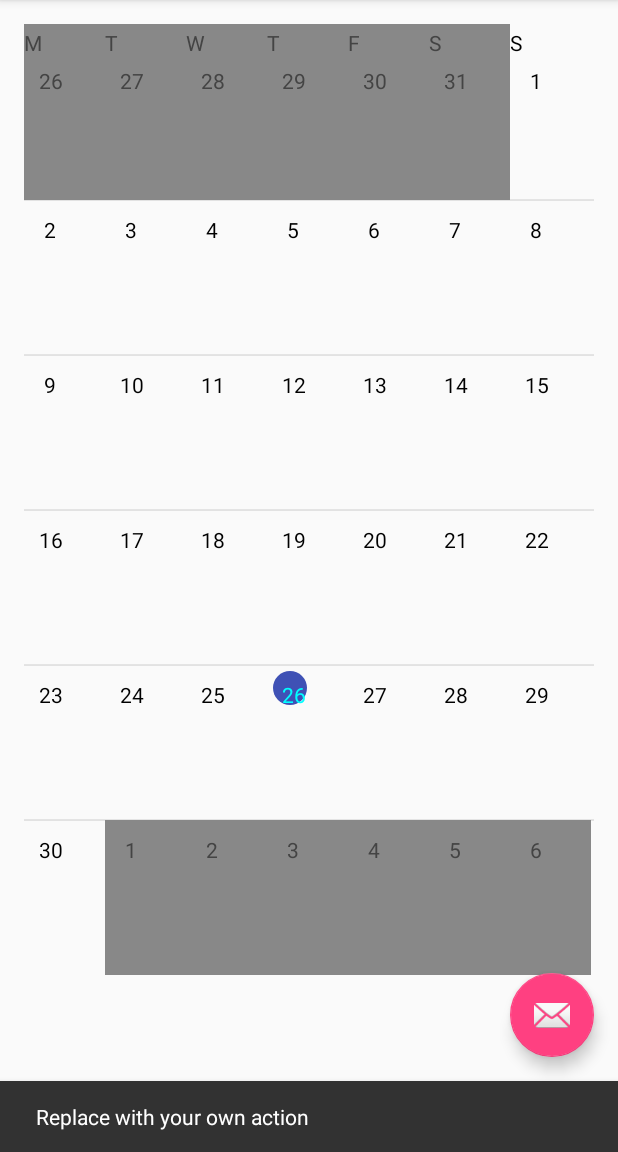
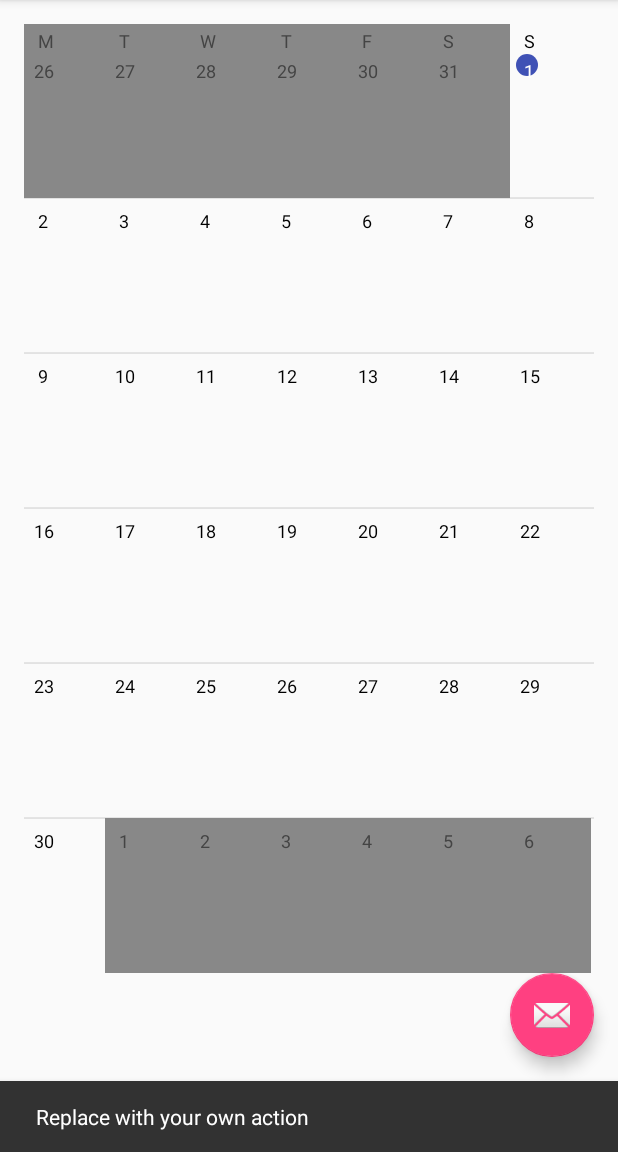
Before and after one commit to sickmartian/CalendarView, an Android app: the screen it shows after launch (MainActivity), after a tap on an icon or button, on a phone screen of 412 x 824 dp, the part 84-1236 px from its top. Run offline under Robolectric (Android 15) with nearby library versions, the phone set to English and light mode, and no system bars.

Commit message:
More alignment fixes

```diff
--- a/app/src/main/java/com/sickmartian/calendarview/CalendarView.java
+++ b/app/src/main/java/com/sickmartian/calendarview/CalendarView.java
@@ -74,7 +74,7 @@ public class CalendarView extends ViewGroup {
                     getResources().getDimension(R.dimen.calendar_view_default_text_size));
 
             mCurrentDayTextColor = new Paint(Paint.ANTI_ALIAS_FLAG);
-            mCurrentDayTextColor.setColor(a.getColor(R.styleable.CalendarView_currentDayTextColor, Color.CYAN));
+            mCurrentDayTextColor.setColor(a.getColor(R.styleable.CalendarView_currentDayTextColor, Color.WHITE));
             mCurrentDayTextColor.setTextSize(mTextSize);
 
             mActiveTextColor = new Paint(Paint.ANTI_ALIAS_FLAG);
@@ -113,7 +113,7 @@ public class CalendarView extends ViewGroup {
 
         setDate(11, 2015);
         Calendar selectedDate = Calendar.getInstance();
-        selectedDate.set(Calendar.DATE, 26);
+        selectedDate.set(Calendar.DATE, 1);
         setSelectedDate(selectedDate);
         setupWeekDays();
 
@@ -242,44 +242,53 @@ public class CalendarView extends ViewGroup {
                 int day =  i - mFirstCellOfMonth + 1;
                 if (mSelectedDay == day && mSelectedDayDrawable != null) {
 
+                    float topOffset = 0;
+
+                    if (i < 7) topOffset += mTextSize + mBetweenSiblingsPadding;
+
                     mSelectedDayDrawable.setBounds((int)(mDayCells[i].left + mDecorationLeftExtra),
-                            (int)(mDayCells[i].top + mDecorationTopExtra),
+                            (int)(mDayCells[i].top + mDecorationTopExtra + topOffset),
                             (int)(mDayCells[i].left + mDecorationRightExtra),
-                            (int)(mDayCells[i].top + mDecorationBottomExtra));
+                            (int)(mDayCells[i].top + mDecorationBottomExtra + topOffset));
                     mSelectedDayDrawable.draw(canvas);
 
-                    drawDayTextsInCell(canvas, i, mCurrentDayTextColor);
+                    drawDayTextsInCell(canvas, i, mCurrentDayTextColor, mActiveTextColor);
                 } else {
-                    drawDayTextsInCell(canvas, i, mActiveTextColor);
+                    drawDayTextsInCell(canvas, i, mActiveTextColor, mActiveTextColor);
                 }
 
                 // Cell not in month
             } else {
                 canvas.drawRect(mDayCells[i], mInactiveBackgroundColor);
-                drawDayTextsInCell(canvas, i, mInactiveTextColor);
+                drawDayTextsInCell(canvas, i, mInactiveTextColor, mInactiveTextColor);
             }
         }
     }
 
     private void drawDayTextsInCell(Canvas canvas,
                                     int cellNumber,
-                                    Paint mCurrentDayTextColor) {
+                                    Paint mCurrentDayTextColor,
+                                    Paint mCurrentWeekDayTextColor) {
         float topOffset = mTextSize + mBetweenSiblingsPadding;
+        float decorationExtra = mDecorationLeftExtra + mDecorationSize / 2;
+        float singleLetterExtra = mSingleLetterWidth / 3;
+
         if (cellNumber < 7) {
             canvas.drawText(mWeekDays[cellNumber],
-                    mDayCells[cellNumber].left,
+                    mDayCells[cellNumber].left  + decorationExtra + singleLetterExtra,
                     mDayCells[cellNumber].top + topOffset,
-                    mCurrentDayTextColor);
-            topOffset += mTextSize + mBetweenSiblingsPadding;
+                    mCurrentWeekDayTextColor);
+            topOffset *= 2;
         }
-        float leftExtra = mSingleLetterWidth / 3;
+
+        float leftLetterExtra = singleLetterExtra;
         if (mDayNumbers[cellNumber].length() == 2) {
-            leftExtra /= 4;
+            leftLetterExtra /= 4;
         }
-        float topExtra = - mSingleLetterHeight / 4;
+        float topLetterExtra = - mSingleLetterHeight / 4;
         canvas.drawText(mDayNumbers[cellNumber],
-                mDayCells[cellNumber].left + mDecorationLeftExtra + mDecorationSize / 2 + leftExtra,
-                mDayCells[cellNumber].top + mDecorationTopExtra + mDecorationSize / 2 + topOffset + topExtra,
+                mDayCells[cellNumber].left + decorationExtra + leftLetterExtra,
+                mDayCells[cellNumber].top + decorationExtra + topOffset + topLetterExtra,
                 mCurrentDayTextColor);
     }
 
--- a/app/src/main/res/layout/content_main.xml
+++ b/app/src/main/res/layout/content_main.xml
@@ -16,8 +16,8 @@
     <com.sickmartian.calendarview.CalendarView
         xmlns:calendar_view="http://schemas.android.com/apk/res/com.sickmartian.calendarview"
         calendar_view:currentDayDecorationDrawable="@drawable/current_day_drawable"
-        app:currentDayDecorationSize="10dp"
-        app:textSize="14sp"
+        app:currentDayDecorationSize="4dp"
+        app:textSize="12sp"
         android:layout_width="match_parent"
         android:layout_height="match_parent"
         android:layout_marginBottom="100dp"/>
```
